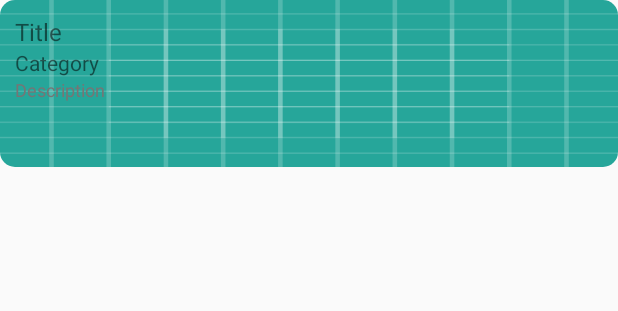
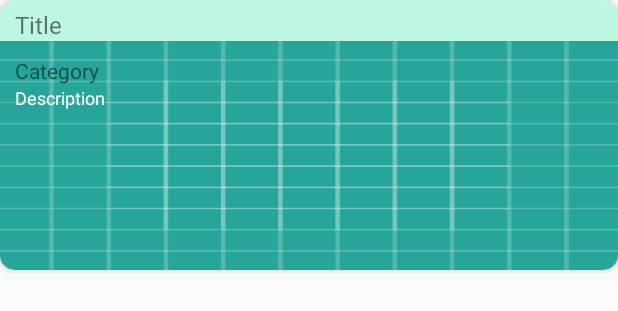
Before and after one commit to bohdansushchak/SuggestMe, an Android app: the layout item_home_fragment.xml on its own in the app's theme, with its tools: preview values and no code run, on a phone screen of 412 x 824 dp. Shown: the top 311 px of the screen. Run offline under Robolectric (Android 15) with nearby library versions, the phone set to English and light mode, and no system bars.

Commit message:
Changed design for items on home fragment

```diff
--- a/app/src/main/java/bohdan/hushcha/sushchak/suggestme/fragments/WeatherDailyFragment.java
+++ b/app/src/main/java/bohdan/hushcha/sushchak/suggestme/fragments/WeatherDailyFragment.java
@@ -37,7 +37,7 @@ public class WeatherDailyFragment extends Fragment {
     public WeatherDailyFragment() {
     }
 
-    public static WeatherDailyFragment newInstance() {
+    public static WeatherDailyFragment getInstance() {
         WeatherDailyFragment fragment = new WeatherDailyFragment();
         return fragment;
     }
--- a/app/src/main/java/bohdan/hushcha/sushchak/suggestme/fragments/WeatherDayFragment.java
+++ b/app/src/main/java/bohdan/hushcha/sushchak/suggestme/fragments/WeatherDayFragment.java
@@ -5,6 +5,7 @@ import android.content.Context;
 import android.graphics.drawable.Drawable;
 import android.net.Uri;
 import android.os.Bundle;
+import android.os.Parcel;
 import android.support.v4.app.Fragment;
 import android.util.Log;
 import android.view.LayoutInflater;
@@ -54,9 +55,12 @@ public class WeatherDayFragment extends Fragment {
         weatherClient = WeatherClient.getClient().create(WeatherInterface.class);
     }
 
-    public static WeatherDayFragment newInstance(Date date) {
+    public static WeatherDayFragment getInstance(Date date) {
+
         WeatherDayFragment fragment = new WeatherDayFragment();
         //weatherList = weathers;
+
+
 
         WeatherDate = date;
         /*
--- a/app/src/main/res/layout/item_home_fragment.xml
+++ b/app/src/main/res/layout/item_home_fragment.xml
@@ -3,9 +3,36 @@
                                     xmlns:card_view="http://schemas.android.com/apk/res-auto"
                                     android:id="@+id/cvRoot"
                                     android:layout_width="match_parent"
+                                    android:layout_height="180dp"
+                                    android:layout_marginBottom="5dp"
+                                    android:background="#ea2727"
+                                    card_view:cardCornerRadius="10dp">
+
+    <LinearLayout
+        android:layout_width="match_parent"
+        android:layout_height="match_parent"
+        android:orientation="vertical">
+
+        <FrameLayout
+            android:layout_width="match_parent"
             android:layout_height="wrap_content"
-                                    android:layout_marginBottom="5dp"
-                                    card_view:cardCornerRadius="10dp">
+            android:background="#bdf7e1">
+
+            <TextView
+                android:id="@+id/tvTitle"
+                android:layout_width="wrap_content"
+                android:layout_height="wrap_content"
+                android:layout_marginEnd="10dp"
+                android:layout_marginStart="10dp"
+                android:layout_marginTop="5dp"
+                android:lines="1"
+                android:text="Title"
+                android:textSize="@dimen/textSizeLarge"/>
+        </FrameLayout>
+
+        <FrameLayout
+            android:layout_width="match_parent"
+            android:layout_height="match_parent">
 
             <ImageView
                 android:id="@+id/ivBackground"
@@ -16,19 +43,13 @@
 
             <LinearLayout
                 android:layout_width="match_parent"
-        android:layout_height="wrap_content"
+                android:layout_height="match_parent"
                 android:orientation="vertical"
                 android:padding="@dimen/padding">
 
                 <TextView
-            android:id="@+id/tvTitle"
-            android:layout_width="wrap_content"
-            android:layout_height="wrap_content"
-            android:text="Title"
-            android:textSize="@dimen/textSizeLarge"/>
+                    android:id="@+id/tvCategory"
 
-        <TextView
-            android:id="@+id/tvCategory"
                     android:layout_width="wrap_content"
                     android:layout_height="wrap_content"
                     android:text="Category"
@@ -38,11 +59,12 @@
                     android:id="@+id/tvDescription"
                     android:layout_width="match_parent"
                     android:layout_height="wrap_content"
-            android:height="50dp"
                     android:text="Description"
                     android:textColor="@color/colorTextDescription"
                     android:textSize="@dimen/textSizeSmall"/>
             </LinearLayout>
+        </FrameLayout>
 
+    </LinearLayout>
 
 </android.support.v7.widget.CardView>
--- a/app/src/main/res/values/colors.xml
+++ b/app/src/main/res/values/colors.xml
@@ -8,7 +8,7 @@
     <color name="colorTextError">#fc001d</color>
 
     <color name="colorTextNormal">#000000</color>
-    <color name="colorTextDescription">#767575</color>
+    <color name="colorTextDescription">#ffffff</color>
 
     <color name="colorTextLogo">#f6a6e90b</color>
 </resources>
```
Also changed, not shown: app/src/main/java/bohdan/hushcha/sushchak/suggestme/activities/MainActivity.java (+14 -5 lines), app/src/main/java/bohdan/hushcha/sushchak/suggestme/fragments/HomeFragment.java (+7 -5 lines), app/src/main/java/bohdan/hushcha/sushchak/suggestme/models/Category.java (+9 -2 lines), app/src/main/java/bohdan/hushcha/sushchak/suggestme/utils/SwitchFragmentUtils.java (added, +75 -0 lines). Lines whose indentation alone changed are shown as unchanged.
